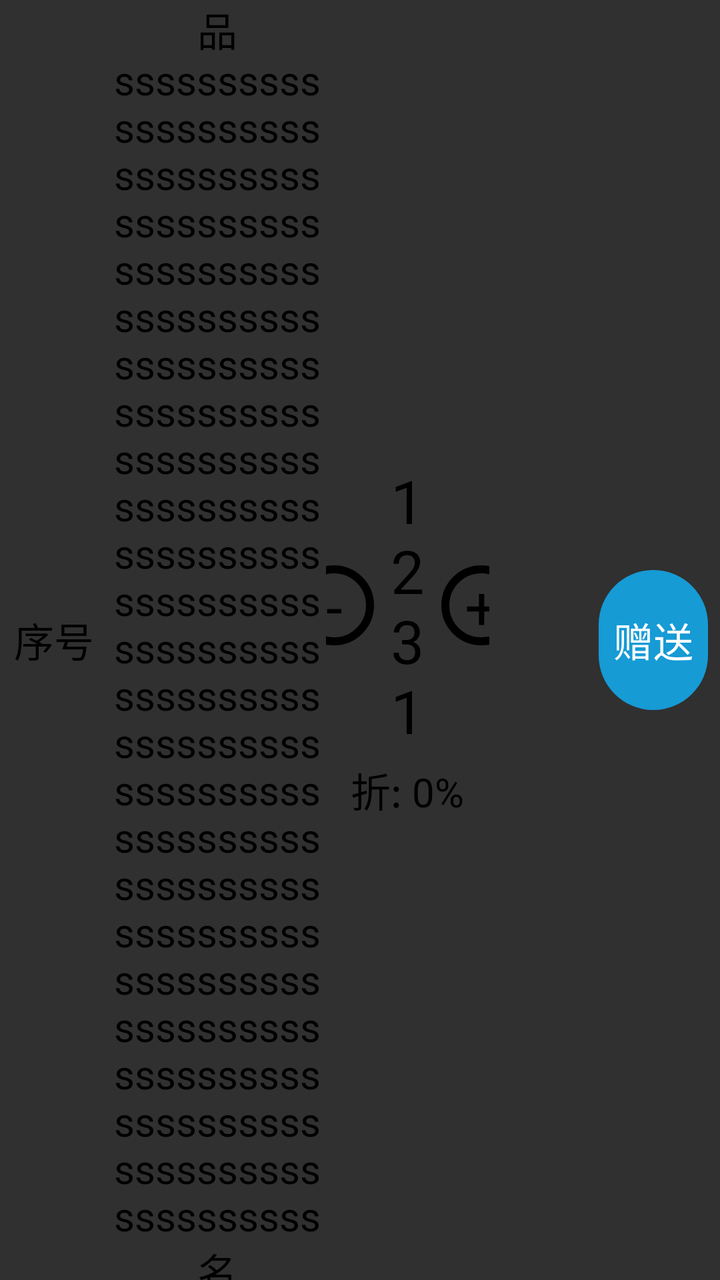
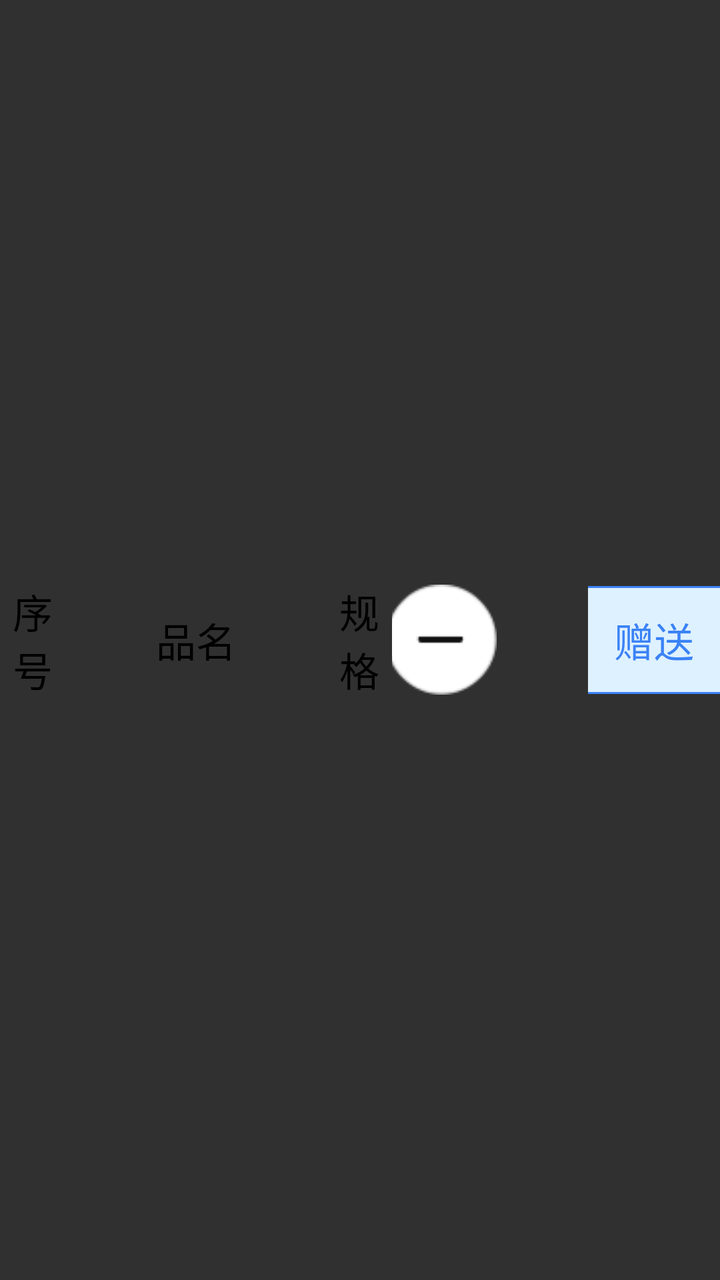

The first picture is an Android layout as it rendered before a commit; the second is the same layout after the commit. The layout source and the unified diff follow.
<!-- AndroidManifest.xml: application theme Base.Theme.UHMCS -->
<!-- res/layout/item_selected_shop.xml -->
<?xml version="1.0" encoding="utf-8"?>
<LinearLayout xmlns:android="http://schemas.android.com/apk/res/android"
    android:orientation="horizontal"
    android:layout_width="match_parent"
    android:layout_height="wrap_content"
    android:layout_marginTop="5dp"
    android:id="@+id/all_view">
    <LinearLayout
        android:gravity="center"
        android:layout_width="match_parent"
        android:layout_height="wrap_content"
        android:orientation="horizontal">
        <TextView
            android:id="@+id/xuhao"
            android:gravity="center"
            android:layout_width="0dp"
            android:layout_height="wrap_content"
            android:layout_weight="1"
            android:textSize="20dp"
            android:textColor="@color/black"
            android:text="序号"/>
        <TextView
            android:id="@+id/pinming"
            android:gravity="center"
            android:layout_width="0dp"
            android:layout_height="wrap_content"
            android:layout_weight="2"
            android:textSize="20dp"
            android:textColor="@color/black"
            android:text="品ssssssssssssssssssssssssssssssssssssssssssssssssssssssssssssssssssssssssssssssssssssssssssssssssssssssssssssssssssssssssssssssssssssssssssssssssssssssssssssssssssssssssssssssssssssssssssssssssssssssssssssssssssssssssssssssssssssssssssssssssssssssssss名"/>
        <TextView
            android:visibility="gone"
            android:id="@+id/guige"
            android:gravity="center"
            android:layout_width="0dp"
            android:layout_height="wrap_content"
            android:layout_weight="1.5"
            android:textSize="20dp"
            android:textColor="@color/black"
            android:text="规格"/>
        <LinearLayout
            android:gravity="center"
            android:layout_width="0dp"
            android:layout_height="wrap_content"
            android:orientation="vertical"
            android:layout_weight="1.5">
            <LinearLayout
                android:gravity="center"
                android:layout_width="match_parent"
                android:layout_height="wrap_content"
                android:orientation="horizontal">
                <TextView
                    android:id="@+id/shuliang_jian"
                    android:layout_marginLeft="8dp"
                    android:layout_width="40dp"
                    android:layout_height="40dp"
                    android:background="@drawable/shulian"
                    android:text="-"
                    android:gravity="center"
                    android:textSize="30dp"
                    android:textColor="@color/black"/>
                <TextView
                    android:id="@+id/shuliang"
                    android:layout_marginLeft="8dp"
                    android:layout_marginRight="8dp"
                    android:layout_width="wrap_content"
                    android:layout_height="wrap_content"
                    android:text="1231"
                    android:textSize="30dp"
                    android:textColor="@color/black"
                    android:gravity="center"/>
                <TextView
                    android:id="@+id/shuliang_jia"
                    android:layout_marginRight="8dp"
                    android:layout_width="40dp"
                    android:layout_height="40dp"
                    android:background="@drawable/shulian"
                    android:text="+"
                    android:gravity="center"
                    android:textSize="30dp"
                    android:textColor="@color/black"/>
            </LinearLayout>
            <TextView
                android:id="@+id/zhekou_view"
                android:layout_width="wrap_content"
                android:layout_height="wrap_content"
                android:text="折: 0%"
                android:textColor="@color/black"
                android:textSize="20dp"
                android:layout_marginTop="5dp"/>

        </LinearLayout>
        <TextView
            android:id="@+id/heji"
            android:gravity="center"
            android:layout_width="0dp"
            android:layout_height="wrap_content"
            android:layout_weight="1"
            android:textSize="30dp"
            android:textColor="@color/black"
            android:text=""/>
        <TextView
            android:layout_marginRight="6dp"
            android:id="@+id/zengsong"
            android:gravity="center"
            android:layout_width="0dp"
            android:layout_height="70dp"
            android:background="@drawable/blue_bg1"
            android:layout_weight="1"
            android:textSize="20dp"
            android:textColor="@color/white"
            android:text="@string/give_away"/>
    </LinearLayout>
</LinearLayout>
<!-- resources referenced by this layout -->
<resources>
  <color name="black">#FF000000</color>
  <color name="white">#FFFFFFFF</color>
  <!-- drawable blue_bg1 (drawable) -->
  <?xml version="1.0" encoding="UTF-8"?>
  <shape xmlns:android="http://schemas.android.com/apk/res/android"
      android:shape="rectangle" >
  
      
      <solid android:color="#169bd5" />
      
  
  
      
  
      
      <corners android:radius="100dp" />
      
  
  
  
  
  
  
  </shape>
  <!-- drawable shulian (drawable) -->
  <shape xmlns:android="http://schemas.android.com/apk/res/android"
      android:shape="oval">
  
  
      <stroke android:width="4dp" android:color="@color/black" /> 
  </shape>
  <string name="give_away">赠送</string>
  <style name="Base.Theme.UHMCS" parent="Theme.AppCompat.NoActionBar">
          
          
          <item name="android:windowFullscreen">true</item>
          <item name="android:windowContentOverlay">@null</item>
          <item name="colorControlActivated">@color/black</item> 
  
  
  
  
      </style>
</resources>

<!-- the commit's change to res/layout/item_selected_shop.xml (unified diff, before → after) -->
@@ -3,8 +3,10 @@
     android:orientation="horizontal"
     android:layout_width="match_parent"
     android:layout_height="wrap_content"
-    android:layout_marginTop="5dp"
-    android:id="@+id/all_view">
+    android:minHeight="71dp"
+    android:gravity="center_vertical"
+    android:id="@+id/all_view"
+    android:layout_marginTop="5dp">
     <LinearLayout
         android:gravity="center"
         android:layout_width="match_parent"
@@ -15,7 +17,7 @@
             android:gravity="center"
             android:layout_width="0dp"
             android:layout_height="wrap_content"
-            android:layout_weight="1"
+            android:layout_weight="0.5"
             android:textSize="20dp"
             android:textColor="@color/black"
             android:text="序号"/>
@@ -27,14 +29,14 @@
             android:layout_weight="2"
             android:textSize="20dp"
             android:textColor="@color/black"
-            android:text="品ssssssssssssssssssssssssssssssssssssssssssssssssssssssssssssssssssssssssssssssssssssssssssssssssssssssssssssssssssssssssssssssssssssssssssssssssssssssssssssssssssssssssssssssssssssssssssssssssssssssssssssssssssssssssssssssssssssssssssssssssssssssssss名"/>
+            android:text="品名"/>
         <TextView
-            android:visibility="gone"
-            android:id="@+id/guige"
+            android:id="@+id/zhekou_view"
+            android:visibility="visible"
             android:gravity="center"
             android:layout_width="0dp"
             android:layout_height="wrap_content"
-            android:layout_weight="1.5"
+            android:layout_weight="0.5"
             android:textSize="20dp"
             android:textColor="@color/black"
             android:text="规格"/>
@@ -43,22 +45,17 @@
             android:layout_width="0dp"
             android:layout_height="wrap_content"
             android:orientation="vertical"
-            android:layout_weight="1.5">
+            android:layout_weight="1">
             <LinearLayout
                 android:gravity="center"
                 android:layout_width="match_parent"
                 android:layout_height="wrap_content"
                 android:orientation="horizontal">
-                <TextView
+                <ImageView
                     android:id="@+id/shuliang_jian"
-                    android:layout_marginLeft="8dp"
-                    android:layout_width="40dp"
-                    android:layout_height="40dp"
-                    android:background="@drawable/shulian"
-                    android:text="-"
-                    android:gravity="center"
-                    android:textSize="30dp"
-                    android:textColor="@color/black"/>
+                    android:layout_width="wrap_content"
+                    android:layout_height="wrap_content"
+                    android:src="@drawable/jian_iv"/>
                 <TextView
                     android:id="@+id/shuliang"
                     android:layout_marginLeft="8dp"
@@ -69,25 +66,12 @@
                     android:textSize="30dp"
                     android:textColor="@color/black"
                     android:gravity="center"/>
-                <TextView
+                <ImageView
                     android:id="@+id/shuliang_jia"
-                    android:layout_marginRight="8dp"
-                    android:layout_width="40dp"
-                    android:layout_height="40dp"
-                    android:background="@drawable/shulian"
-                    android:text="+"
-                    android:gravity="center"
-                    android:textSize="30dp"
-                    android:textColor="@color/black"/>
+                    android:layout_width="wrap_content"
+                    android:layout_height="wrap_content"
+                    android:src="@drawable/jia_iv"/>
             </LinearLayout>
-            <TextView
-                android:id="@+id/zhekou_view"
-                android:layout_width="wrap_content"
-                android:layout_height="wrap_content"
-                android:text="折: 0%"
-                android:textColor="@color/black"
-                android:textSize="20dp"
-                android:layout_marginTop="5dp"/>
 
         </LinearLayout>
         <TextView
@@ -95,20 +79,26 @@
             android:gravity="center"
             android:layout_width="0dp"
             android:layout_height="wrap_content"
-            android:layout_weight="1"
+            android:layout_weight="0.5"
             android:textSize="30dp"
             android:textColor="@color/black"
             android:text=""/>
-        <TextView
-            android:layout_marginRight="6dp"
-            android:id="@+id/zengsong"
+        <LinearLayout
+            android:id="@+id/zengsong_view"
             android:gravity="center"
             android:layout_width="0dp"
-            android:layout_height="70dp"
-            android:background="@drawable/blue_bg1"
+            android:layout_height="wrap_content"
             android:layout_weight="1"
-            android:textSize="20dp"
-            android:textColor="@color/white"
-            android:text="@string/give_away"/>
+            android:orientation="horizontal">
+            <TextView
+                android:id="@+id/zengsong"
+                android:gravity="center"
+                android:layout_width="150dp"
+                android:layout_height="54dp"
+                android:background="@drawable/blue_line1"
+                android:textSize="20dp"
+                android:textColor="#FF3B82F6"
+                android:text="@string/give_away"/>
+        </LinearLayout>
     </LinearLayout>
 </LinearLayout>
<!-- resource entries referenced after the edit -->
@@ -1,36 +1,21 @@
 <!-- resources referenced by this layout -->
 <resources>
   <color name="black">#FF000000</color>
-  <color name="white">#FFFFFFFF</color>
-  <!-- drawable blue_bg1 (drawable) -->
+  <!-- drawable blue_line1 (drawable) -->
   <?xml version="1.0" encoding="UTF-8"?>
-  <shape xmlns:android="http://schemas.android.com/apk/res/android"
-      android:shape="rectangle" >
-  
-      
-      <solid android:color="#169bd5" />
-      
+  <selector xmlns:android="http://schemas.android.com/apk/res/android">
+      <item >
+          <shape android:shape="rectangle">
+              <stroke android:width="1dp" android:color="#FF3B82F6" />
+              <solid android:color="#FFDEF1FF" />
+              <corners android:topLeftRadius="265dp" android:topRightRadius="265dp" android:bottomLeftRadius="265dp" android:bottomRightRadius="265dp" />
+          </shape>
+      </item>
   
   
-      
-  
-      
-      <corners android:radius="100dp" />
-      
-  
-  
-  
-  
-  
-  
-  </shape>
-  <!-- drawable shulian (drawable) -->
-  <shape xmlns:android="http://schemas.android.com/apk/res/android"
-      android:shape="oval">
-  
-  
-      <stroke android:width="4dp" android:color="@color/black" /> 
-  </shape>
+  </selector>
+  <!-- drawable jia_iv: png bitmap (drawable, 1537 bytes) -->
+  <!-- drawable jian_iv: png bitmap (drawable, 1941 bytes) -->
   <string name="give_away">赠送</string>
   <style name="Base.Theme.UHMCS" parent="Theme.AppCompat.NoActionBar">
           
